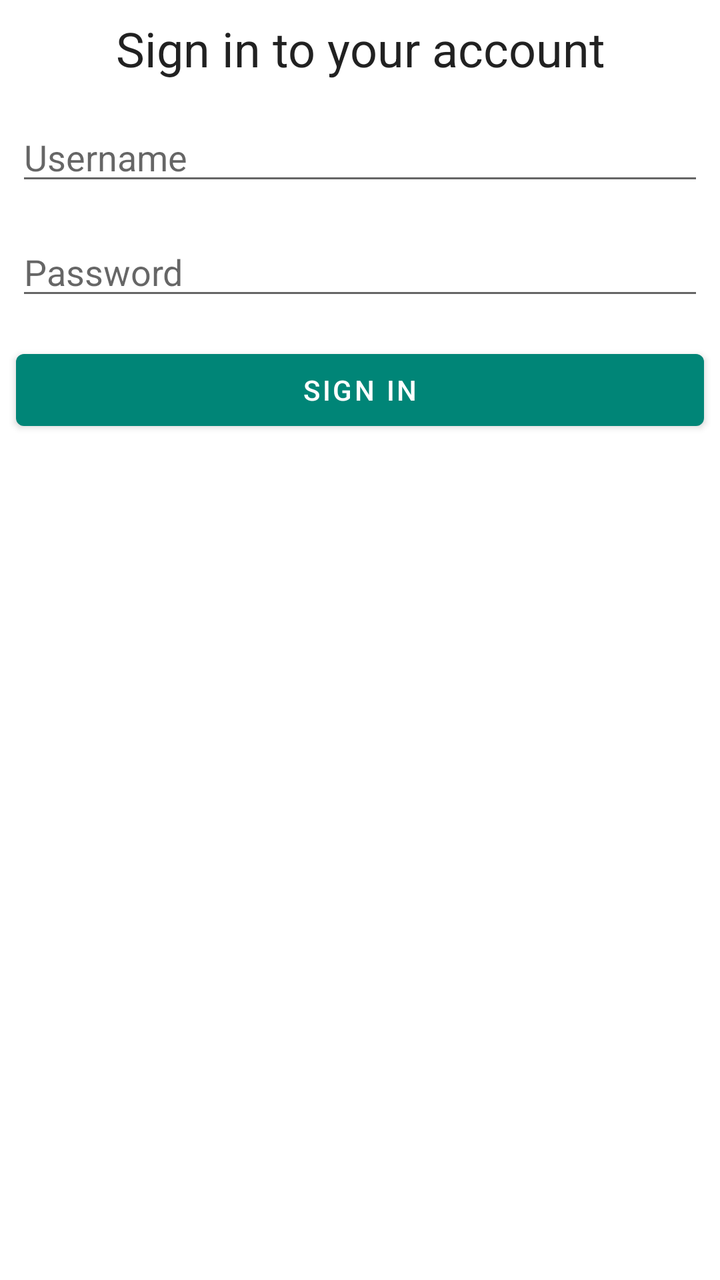
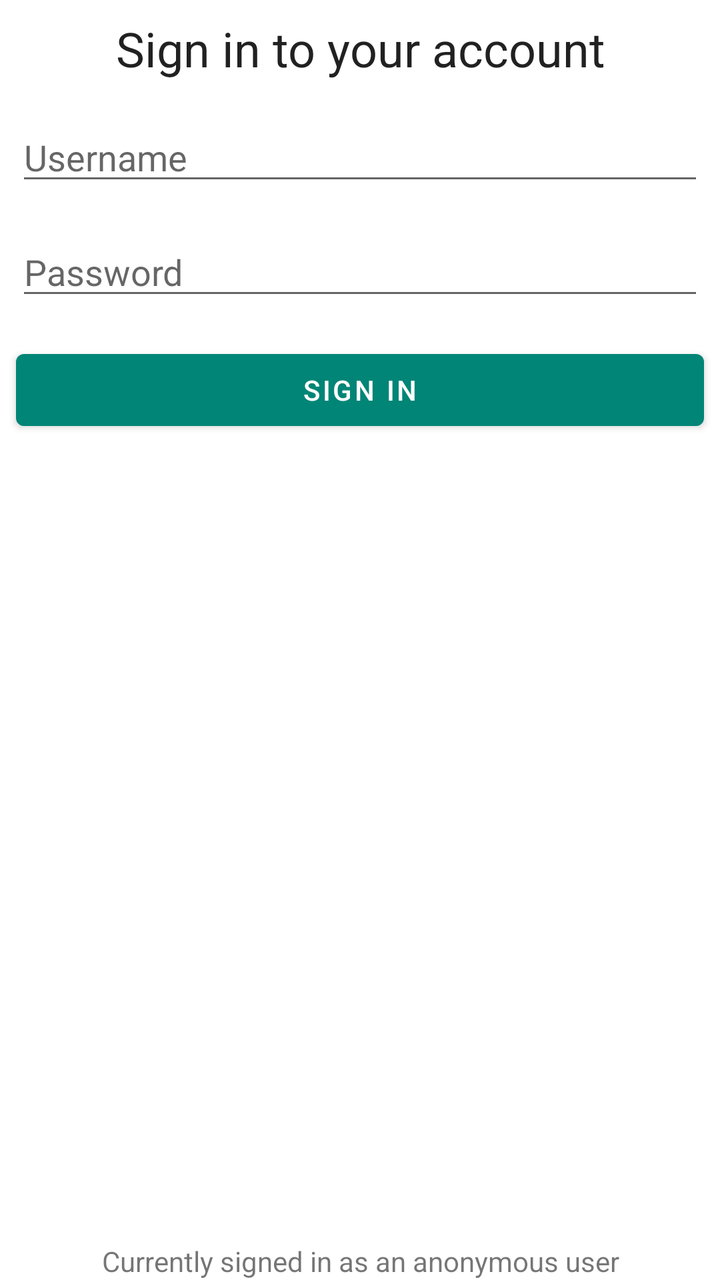

Two renders of the same Android screen: before a commit and after it. Below are the layout's source before the change and the commit's diff.
<!-- AndroidManifest.xml: application theme AppTheme -->
<!-- res/layout/fragment_account.xml -->
<?xml version="1.0" encoding="utf-8"?>
<LinearLayout xmlns:android="http://schemas.android.com/apk/res/android"
    xmlns:tools="http://schemas.android.com/tools"
    android:layout_width="match_parent"
    android:layout_height="match_parent"
    android:layout_margin="@dimen/margin_large"
    android:orientation="vertical"
    tools:context=".AccountFragment">

    <TextView
        style="@style/TextAppearance.AppCompat.Headline"
        android:layout_width="wrap_content"
        android:layout_height="wrap_content"
        android:layout_gravity="center_horizontal"
        android:layout_margin="@dimen/margin_small"
        android:gravity="center"
        android:text="@string/account_fragment_title" />

    <EditText
        android:layout_width="match_parent"
        android:layout_height="wrap_content"
        android:layout_margin="@dimen/margin_small"
        android:hint="Username"
        android:inputType="text" />

    <EditText
        android:layout_width="match_parent"
        android:layout_height="wrap_content"
        android:layout_margin="@dimen/margin_small"
        android:hint="Password"
        android:inputType="textPassword" />

    <Button
        android:layout_width="match_parent"
        android:layout_height="wrap_content"
        android:layout_margin="@dimen/margin_small"
        android:text="Sign in" />

</LinearLayout>
<!-- resources referenced by this layout -->
<resources>
  <dimen name="margin_large">32dp</dimen>
  <dimen name="margin_small">8dp</dimen>
  <string name="account_fragment_title">Sign in to your account</string>
  <style name="AppTheme" parent="Theme.MaterialComponents.Light.DarkActionBar">
          
          <item name="colorPrimary">@color/colorPrimary</item>
          <item name="colorPrimaryDark">@color/colorPrimaryDark</item>
          <item name="colorAccent">@color/colorAccent</item>
      </style>
  <color name="colorPrimary">#008577</color>
  <color name="colorPrimaryDark">#00574B</color>
  <color name="colorAccent">#4CAF50</color>
</resources>

<!-- the commit's change to res/layout/fragment_account.xml (unified diff, before → after) -->
@@ -36,4 +36,11 @@
         android:layout_margin="@dimen/margin_small"
         android:text="Sign in" />
 
+    <TextView
+        android:layout_width="match_parent"
+        android:layout_height="0dp"
+        android:layout_weight="1"
+        android:gravity="bottom|center_horizontal"
+        android:text="Currently signed in as an anonymous user" />
+
 </LinearLayout>
